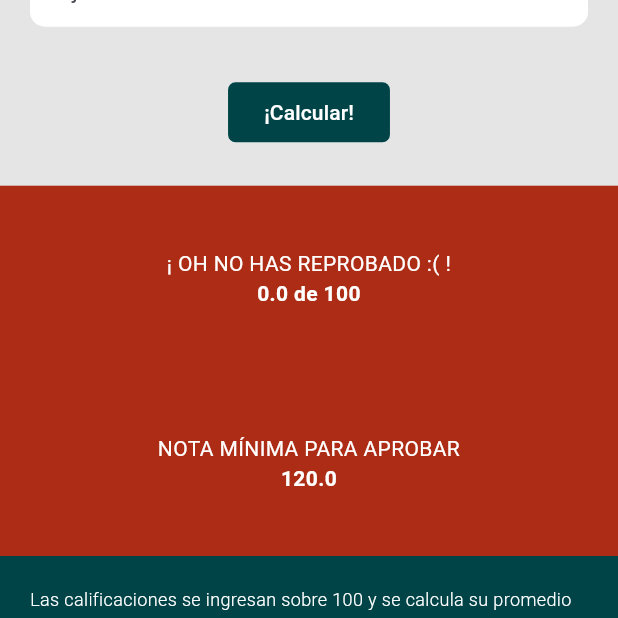
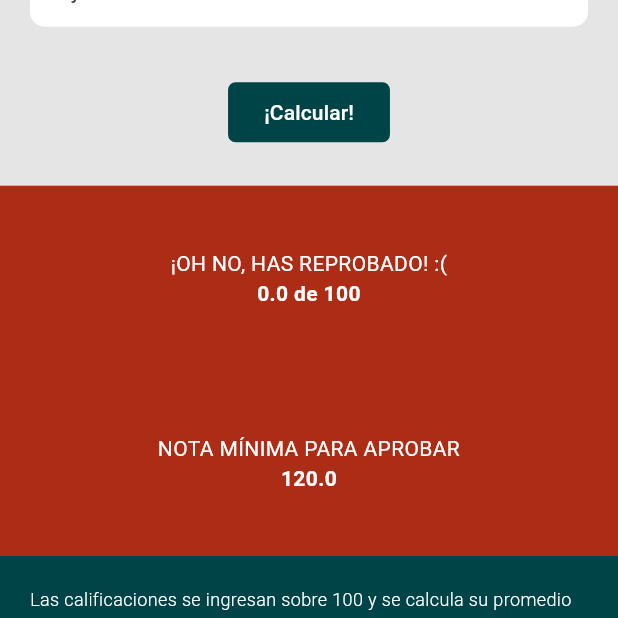
Before and after one commit to Xidrovo/calculadoraESPOLMobile, a Flutter app: the screen it shows after launch, after a tap on "¡Calcular!", on a phone screen of 412 x 824 dp, the part 618-1236 px from its top. Run offline on Flutter 3.47's test engine with Material 2 defaults, Android fonts, the phone set to English and light mode, and no system bars; our stand-ins replace confetti.

Commit message:
Enhancing design

```diff
--- a/calculadora/lib/presentation/widgets/message.dart
+++ b/calculadora/lib/presentation/widgets/message.dart
@@ -5,13 +5,15 @@ class Message extends StatefulWidget {
   final double score;
   final double minimunScore;
 
-  static const String _disAprovedMessage = "¡ OH NO HAS REPROBADO :( !";
+  static const String _disAprovedMessage = "¡OH NO, HAS REPROBADO! :(";
   static const String _minScoreMessage = "NOTA MÍNIMA PARA APROBAR";
 
   static const String _aprovedMessage = "¡ FELICIDADES HAS APROBADO :D !";
 
-  static const TextStyle _commonTextstyle = TextStyle(color: Colors.white, fontWeight: FontWeight.w500);
-  static const TextStyle _scoreTextstyle = TextStyle(color: Colors.white, fontWeight: FontWeight.bold );
+  static const TextStyle _commonTextstyle =
+      TextStyle(color: Colors.white, fontWeight: FontWeight.w500);
+  static const TextStyle _scoreTextstyle =
+      TextStyle(color: Colors.white, fontWeight: FontWeight.bold);
 
   const Message({super.key, required this.score, required this.minimunScore});
 
@@ -37,7 +39,8 @@ class _MessageState extends State<Message> {
   Widget _aprovedBlockMessage() {
     if (mounted) {
       confettiController.play();
-      Future.delayed(const Duration(seconds: 5), () => confettiController.stop());
+      Future.delayed(
+          const Duration(seconds: 5), () => confettiController.stop());
     }
     return Stack(
       alignment: Alignment.topCenter,
@@ -68,7 +71,6 @@ class _MessageState extends State<Message> {
   }
 
   Widget _disAprovedBlockMessage() {
-
     return Column(
       mainAxisAlignment: MainAxisAlignment.spaceAround,
       children: [
@@ -111,7 +113,9 @@ class _MessageState extends State<Message> {
         height: MediaQuery.of(context).size.height * 0.3,
         alignment: Alignment.center,
         decoration: BoxDecoration(
-            color: widget.score >= 60 ? const Color(0xFF004448) : const Color(0xFFac2c15),
+            color: widget.score >= 60
+                ? const Color(0xFF004448)
+                : const Color(0xFFac2c15),
             border: Border.all(width: 0, color: Colors.transparent)),
         child: widget.score >= 60
             ? _aprovedBlockMessage()
--- a/calculadora/pubspec.yaml
+++ b/calculadora/pubspec.yaml
@@ -16,7 +16,7 @@ publish_to: 'none' # Remove this line if you wish to publish to pub.dev
 # https://developer.apple.com/library/archive/documentation/General/Reference/InfoPlistKeyReference/Articles/CoreFoundationKeys.html
 # In Windows, build-name is used as the major, minor, and patch parts
 # of the product and file versions while build-number is used as the build suffix.
-version: 1.0.0+1
+version: 1.0.1+4
 
 environment:
   sdk: '>=3.0.6 <4.0.0'
```
Also changed, not shown: 1 other file.
